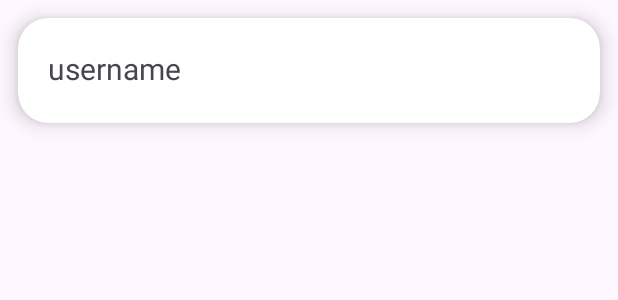
After one commit to gyarab/2024-4e-mikolasek-couponify, an Android app: the layout friendslist_listiem.xml on its own in the app's theme, with its tools: preview values and no code run, on a phone screen of 412 x 824 dp. The commit adds this screen. Shown: the top 300 px of the screen. Run offline under Robolectric (Android 15) with nearby library versions, the phone set to English and light mode, and no system bars.

Commit message:
friend list displays correctly, fixed hello null bug, friend requests go away after accepting TODO: denying friend requests, friend item detail

```diff
--- a/app/src/main/AndroidManifest.xml
+++ b/app/src/main/AndroidManifest.xml
@@ -15,6 +15,9 @@
         android:supportsRtl="true"
         android:theme="@style/Theme.Couponify1"
         tools:targetApi="31">
+        <activity
+            android:name=".frienddetail"
+            android:exported="false" />
         <activity
             android:name=".pendingrq"
             android:exported="false" />
--- a/app/src/main/java/com/example/couponify1/pendingrq.java
+++ b/app/src/main/java/com/example/couponify1/pendingrq.java
@@ -86,9 +86,9 @@ public class pendingrq extends AppCompatActivity {
                 rqlist.clear();
                 for (DataSnapshot itemsnapshot: snapshot.getChildren()) {
                     String request = itemsnapshot.getValue(String.class);
-                    rqlist.add(request);
-                    System.out.println(rqlist);
-                    adapter.notifyDataSetChanged();
+                    if (!curuserfriends.contains(request)) {
+                        rqlist.add(request);
+                    }
                 }
                 adapter.notifyDataSetChanged();
             }
--- a/app/src/main/java/com/example/couponify1/welcome.java
+++ b/app/src/main/java/com/example/couponify1/welcome.java
@@ -34,7 +34,10 @@ public class welcome extends AppCompatActivity {
     @Override
     protected void onStart() {
         super.onStart();
-        attemptAutoLogin();
+        Bundle bundle = getIntent().getExtras();
+        if (bundle == null) {
+            attemptAutoLogin();
+        }
     }
 
     @Override
--- a/app/src/main/res/layout/activity_main.xml
+++ b/app/src/main/res/layout/activity_main.xml
@@ -42,6 +42,7 @@
             android:layout_width="match_parent"
             android:layout_height="match_parent"
             android:id="@+id/friendslistrv"
+            android:layout_margin="12dp"
             >
         </androidx.recyclerview.widget.RecyclerView>
 
--- /dev/null
+++ b/app/src/main/res/layout/friendslist_listiem.xml
@@ -0,0 +1,40 @@
+<?xml version="1.0" encoding="utf-8"?>
+<androidx.cardview.widget.CardView xmlns:android="http://schemas.android.com/apk/res/android"
+    android:layout_width="match_parent"
+    android:layout_height="wrap_content"
+    xmlns:app="http://schemas.android.com/apk/res-auto"
+    android:id="@+id/friends_item"
+    android:layout_margin="12dp"
+    app:cardCornerRadius="20dp"
+    app:cardElevation="8dp"
+    >
+    <LinearLayout
+        android:layout_width="match_parent"
+        android:layout_height="match_parent"
+        android:orientation="vertical">
+        <TextView
+            android:id="@+id/friendsitemusername"
+            android:layout_margin="20dp"
+            android:layout_width="wrap_content"
+            android:layout_height="30dp"
+            android:text="username"
+            android:textSize="20sp" />
+
+        <!--
+            se statem
+            android:layout_marginLeft="20dp"
+            android:layout_marginTop="20dp"-->
+
+        <!--
+        stat
+        <TextView
+            android:layout_width="wrap_content"
+            android:layout_height="20dp"
+            android:layout_marginLeft="20dp"
+            android:layout_marginBottom="10dp"
+            android:text="Coupons available: 0"
+            android:layout_below="@+id/friendsitemusername"
+            />-->
+    </LinearLayout>
+
+</androidx.cardview.widget.CardView>
```
Also changed, not shown: app/src/main/java/com/example/couponify1/MainActivity.java (+40 -1 lines), app/src/main/java/com/example/couponify1/addfriends.java (+4 -3 lines), app/src/main/java/com/example/couponify1/frienddetail.java (added, +39 -0 lines), app/src/main/java/com/example/couponify1/friendslistadapter.java (added, +100 -0 lines), app/src/main/java/com/example/couponify1/userlistadapter.java (+23 -21 lines), app/src/main/res/layout/activity_frienddetail.xml (added, +17 -0 lines).
